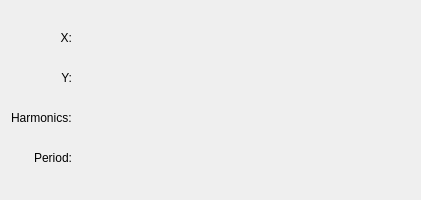
Kst-plot/kst, file src/plugins/fits/sinusoid_unweighted/fitsinusoid_unweightedconfig.ui: the form before one commit.
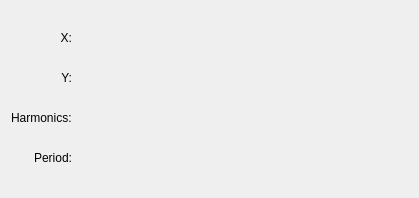
The form after the commit. Custom widgets are drawn as their Qt base class.

Diff of the .ui file:
```diff
--- a/src/plugins/fits/sinusoid_unweighted/fitsinusoid_unweightedconfig.ui
+++ b/src/plugins/fits/sinusoid_unweighted/fitsinusoid_unweightedconfig.ui
@@ -6,8 +6,8 @@
    <rect>
     <x>0</x>
     <y>0</y>
-    <width>421</width>
-    <height>200</height>
+    <width>419</width>
+    <height>198</height>
    </rect>
   </property>
   <property name="minimumSize">
```
Left out of the diff: 6 changed lines with no effect on the pictures.
